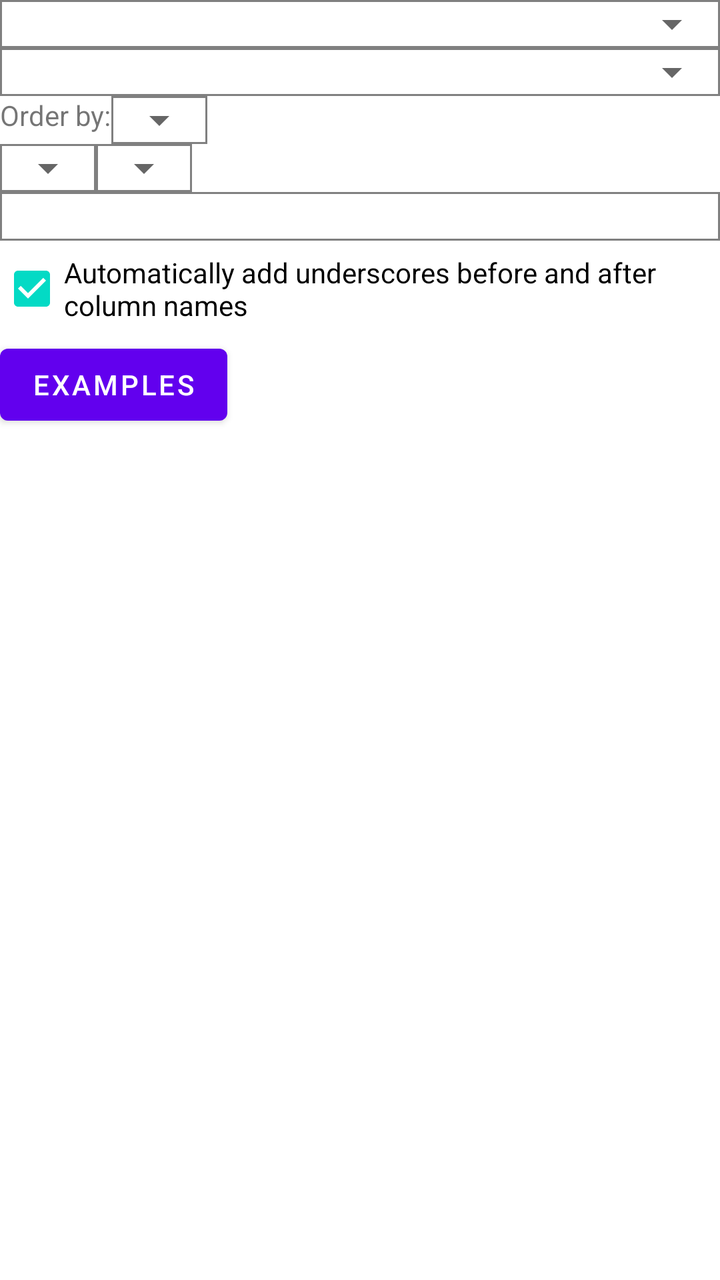
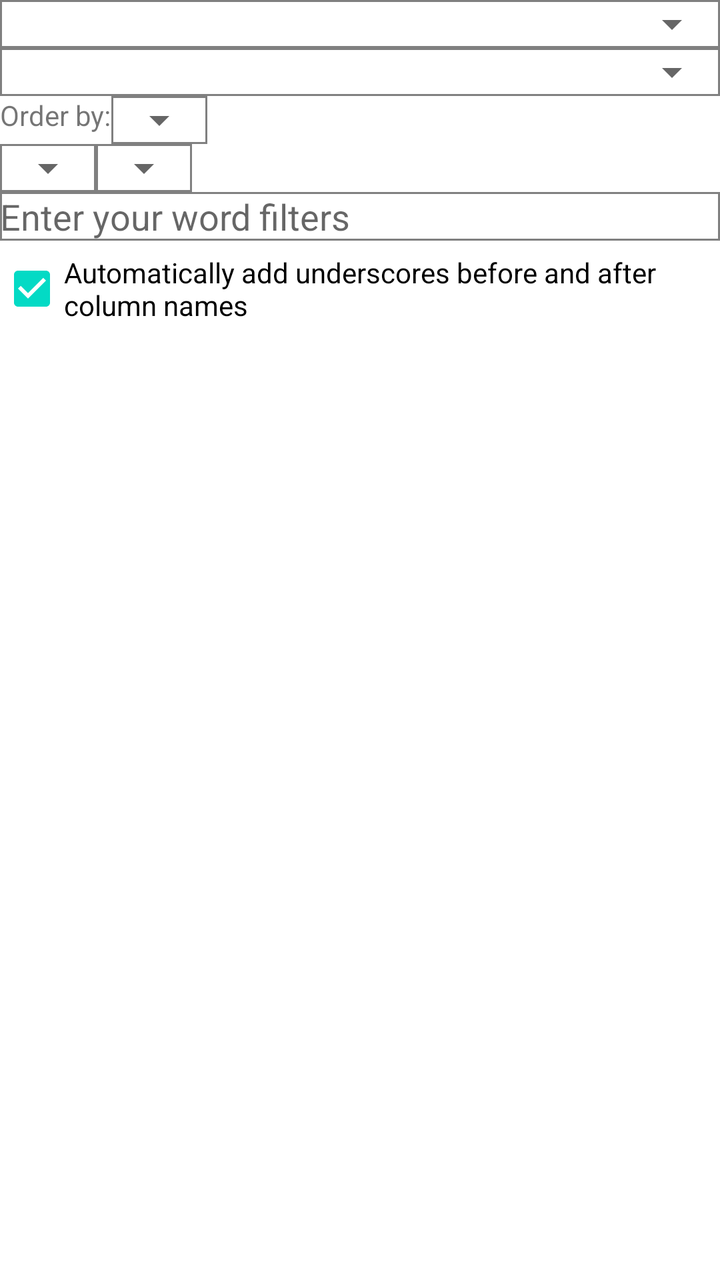

Before-and-after screenshots of an Android layout around one commit, followed by the original layout XML and the change that was made.
<!-- AndroidManifest.xml: application theme Theme.WordQuiz -->
<!-- res/layout/query.xml -->
<?xml version="1.0" encoding="utf-8"?>
<LinearLayout xmlns:android="http://schemas.android.com/apk/res/android"
    android:orientation="vertical"
    android:layout_width="match_parent"
    android:layout_height="match_parent">
    <FrameLayout
        android:layout_width="match_parent"
        android:layout_height="wrap_content"
        android:background="@drawable/rectangle">
        <Spinner
            android:id="@+id/spinner36"
            android:layout_width="match_parent"
            android:layout_height="wrap_content" />
    </FrameLayout>
    <FrameLayout
        android:layout_width="match_parent"
        android:layout_height="wrap_content"
        android:background="@drawable/rectangle">
        <Spinner
            android:id="@+id/spinner7"
            android:layout_width="match_parent"
            android:layout_height="wrap_content" />
    </FrameLayout>
    <LinearLayout
        android:orientation="horizontal"
        android:layout_width="match_parent"
        android:layout_height="wrap_content">
        <TextView
            android:layout_width="wrap_content"
            android:layout_height="wrap_content"
            android:text="Order by:"
            android:id="@+id/textview83">
        </TextView>
        <FrameLayout
            android:layout_width="wrap_content"
            android:layout_height="wrap_content"
            android:background="@drawable/rectangle">
            <Spinner
                android:id="@+id/spinner28"
                android:layout_width="wrap_content"
                android:layout_height="wrap_content" />
        </FrameLayout>
    </LinearLayout>
    <LinearLayout
        android:orientation="horizontal"
        android:layout_width="match_parent"
        android:layout_height="wrap_content">
        <FrameLayout
            android:layout_width="wrap_content"
            android:layout_height="wrap_content"
            android:background="@drawable/rectangle">
            <Spinner
                android:id="@+id/spinner29"
                android:layout_width="wrap_content"
                android:layout_height="wrap_content" />
        </FrameLayout>
        <FrameLayout
            android:layout_width="wrap_content"
            android:layout_height="wrap_content"
            android:background="@drawable/rectangle">
            <Spinner
                android:id="@+id/spinner30"
                android:layout_width="wrap_content"
                android:layout_height="wrap_content" />
        </FrameLayout>
    </LinearLayout>
    <EditText
        android:id="@+id/edittext18"
        android:layout_width="match_parent"
        android:layout_height="wrap_content"
        android:background="@drawable/rectangle">
    </EditText>
    <CheckBox
        android:id="@+id/checkbox2"
        android:layout_width="wrap_content"
        android:layout_height="wrap_content"
        android:checked="true"
        android:text="Automatically add underscores before and after column names">
    </CheckBox>
    <Button
        android:id="@+id/button74"
        android:layout_width="wrap_content"
        android:layout_height="wrap_content"
        android:text="Examples">
    </Button>
    <ScrollView
        android:layout_width="match_parent"
        android:layout_height="wrap_content">
        <TextView
            android:id="@+id/textview27"
            android:layout_width="match_parent"
            android:layout_height="wrap_content">
        </TextView>
    </ScrollView>
</LinearLayout>
<!-- resources referenced by this layout -->
<resources>
  <!-- drawable rectangle (drawable) -->
  <?xml version="1.0" encoding="utf-8"?>
  <shape xmlns:android="http://schemas.android.com/apk/res/android">
      <stroke
          android:width="1dp"
          android:color="@color/gray"/>
  </shape>
  <style name="Theme.WordQuiz" parent="Theme.MaterialComponents.DayNight.NoActionBar">
          
          <item name="colorPrimary">@color/purple_500</item>
          <item name="colorPrimaryVariant">@color/purple_700</item>
          <item name="colorOnPrimary">@color/white</item>
          
          <item name="colorSecondary">@color/teal_200</item>
          <item name="colorSecondaryVariant">@color/teal_700</item>
          <item name="colorOnSecondary">@color/black</item>
          
          <item name="android:statusBarColor" tools:targetApi="l">?attr/colorPrimaryVariant</item>
          
      </style>
  <color name="gray">#FF808080</color>
  <color name="purple_500">#FF6200EE</color>
  <color name="purple_700">#FF3700B3</color>
  <color name="white">#FFFFFFFF</color>
  <color name="teal_200">#FF03DAC5</color>
  <color name="teal_700">#FF018786</color>
  <color name="black">#FF000000</color>
</resources>

<!-- the commit's change to res/layout/query.xml (unified diff, before → after) -->
@@ -1,95 +1,90 @@
 <?xml version="1.0" encoding="utf-8"?>
-<LinearLayout xmlns:android="http://schemas.android.com/apk/res/android"
-    android:orientation="vertical"
+<ScrollView xmlns:android="http://schemas.android.com/apk/res/android"
     android:layout_width="match_parent"
-    android:layout_height="match_parent">
-    <FrameLayout
-        android:layout_width="match_parent"
-        android:layout_height="wrap_content"
-        android:background="@drawable/rectangle">
-        <Spinner
-            android:id="@+id/spinner36"
-            android:layout_width="match_parent"
-            android:layout_height="wrap_content" />
-    </FrameLayout>
-    <FrameLayout
-        android:layout_width="match_parent"
-        android:layout_height="wrap_content"
-        android:background="@drawable/rectangle">
-        <Spinner
-            android:id="@+id/spinner7"
-            android:layout_width="match_parent"
-            android:layout_height="wrap_content" />
-    </FrameLayout>
+    android:layout_height="wrap_content">
     <LinearLayout
-        android:orientation="horizontal"
+        android:orientation="vertical"
         android:layout_width="match_parent"
         android:layout_height="wrap_content">
-        <TextView
+        <FrameLayout
+            android:layout_width="match_parent"
+            android:layout_height="wrap_content"
+            android:background="@drawable/rectangle">
+            <Spinner
+                android:id="@+id/spinner36"
+                android:layout_width="match_parent"
+                android:layout_height="wrap_content" />
+        </FrameLayout>
+        <FrameLayout
+            android:layout_width="match_parent"
+            android:layout_height="wrap_content"
+            android:background="@drawable/rectangle">
+            <Spinner
+                android:id="@+id/spinner7"
+                android:layout_width="match_parent"
+                android:layout_height="wrap_content" />
+        </FrameLayout>
+        <LinearLayout
+            android:orientation="horizontal"
+            android:layout_width="match_parent"
+            android:layout_height="wrap_content">
+            <TextView
+                android:layout_width="wrap_content"
+                android:layout_height="wrap_content"
+                android:text="Order by:"
+                android:id="@+id/textview83">
+            </TextView>
+            <FrameLayout
+                android:layout_width="wrap_content"
+                android:layout_height="wrap_content"
+                android:background="@drawable/rectangle">
+                <Spinner
+                    android:id="@+id/spinner28"
+                    android:layout_width="wrap_content"
+                    android:layout_height="wrap_content" />
+            </FrameLayout>
+        </LinearLayout>
+        <LinearLayout
+            android:orientation="horizontal"
+            android:layout_width="match_parent"
+            android:layout_height="wrap_content">
+            <FrameLayout
+                android:layout_width="wrap_content"
+                android:layout_height="wrap_content"
+                android:background="@drawable/rectangle">
+                <Spinner
+                    android:id="@+id/spinner29"
+                    android:layout_width="wrap_content"
+                    android:layout_height="wrap_content" />
+            </FrameLayout>
+            <FrameLayout
+                android:layout_width="wrap_content"
+                android:layout_height="wrap_content"
+                android:background="@drawable/rectangle">
+                <Spinner
+                    android:id="@+id/spinner30"
+                    android:layout_width="wrap_content"
+                    android:layout_height="wrap_content" />
+            </FrameLayout>
+        </LinearLayout>
+        <EditText
+            android:id="@+id/edittext18"
+            android:layout_width="match_parent"
+            android:layout_height="wrap_content"
+            android:hint="Enter your word filters"
+            android:background="@drawable/rectangle">
+        </EditText>
+        <CheckBox
+            android:id="@+id/checkbox2"
             android:layout_width="wrap_content"
             android:layout_height="wrap_content"
-            android:text="Order by:"
-            android:id="@+id/textview83">
-        </TextView>
+            android:checked="true"
+            android:text="Automatically add underscores before and after column names">
+        </CheckBox>
         <FrameLayout
             android:layout_width="wrap_content"
             android:layout_height="wrap_content"
-            android:background="@drawable/rectangle">
-            <Spinner
-                android:id="@+id/spinner28"
-                android:layout_width="wrap_content"
-                android:layout_height="wrap_content" />
+            android:id="@+id/framelayout1">
         </FrameLayout>
     </LinearLayout>
-    <LinearLayout
-        android:orientation="horizontal"
-        android:layout_width="match_parent"
-        android:layout_height="wrap_content">
-        <FrameLayout
-            android:layout_width="wrap_content"
-            android:layout_height="wrap_content"
-            android:background="@drawable/rectangle">
-            <Spinner
-                android:id="@+id/spinner29"
-                android:layout_width="wrap_content"
-                android:layout_height="wrap_content" />
-        </FrameLayout>
-        <FrameLayout
-            android:layout_width="wrap_content"
-            android:layout_height="wrap_content"
-            android:background="@drawable/rectangle">
-            <Spinner
-                android:id="@+id/spinner30"
-                android:layout_width="wrap_content"
-                android:layout_height="wrap_content" />
-        </FrameLayout>
-    </LinearLayout>
-    <EditText
-        android:id="@+id/edittext18"
-        android:layout_width="match_parent"
-        android:layout_height="wrap_content"
-        android:background="@drawable/rectangle">
-    </EditText>
-    <CheckBox
-        android:id="@+id/checkbox2"
-        android:layout_width="wrap_content"
-        android:layout_height="wrap_content"
-        android:checked="true"
-        android:text="Automatically add underscores before and after column names">
-    </CheckBox>
-    <Button
-        android:id="@+id/button74"
-        android:layout_width="wrap_content"
-        android:layout_height="wrap_content"
-        android:text="Examples">
-    </Button>
-    <ScrollView
-        android:layout_width="match_parent"
-        android:layout_height="wrap_content">
-        <TextView
-            android:id="@+id/textview27"
-            android:layout_width="match_parent"
-            android:layout_height="wrap_content">
-        </TextView>
-    </ScrollView>
-</LinearLayout>
+</ScrollView>
